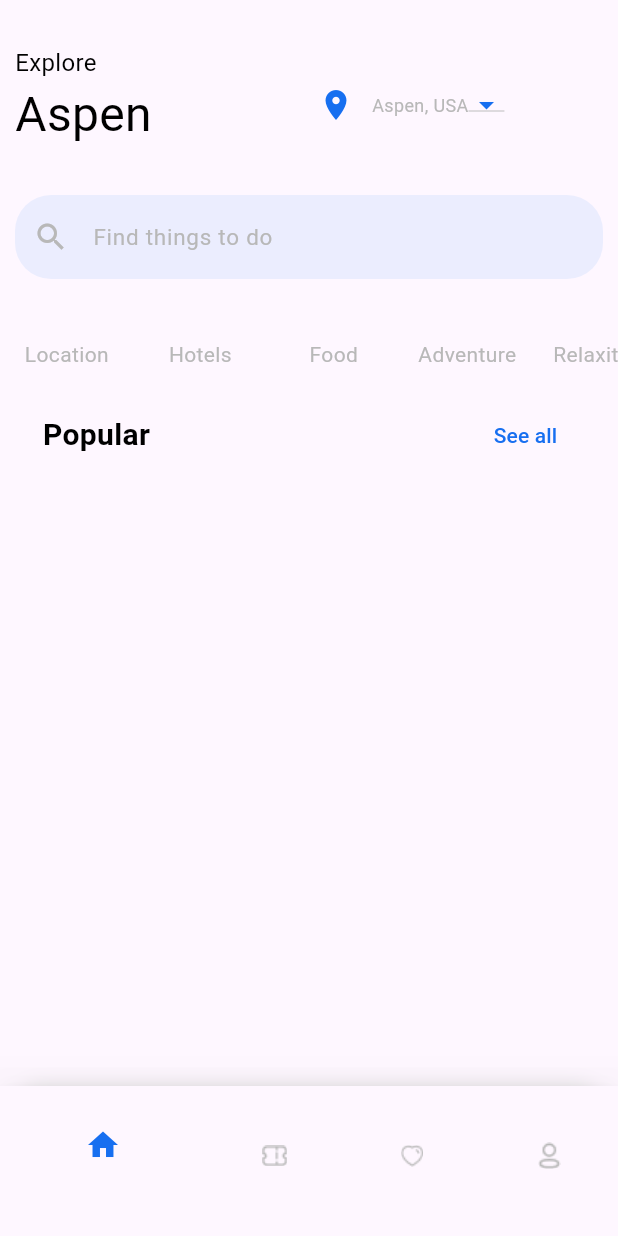
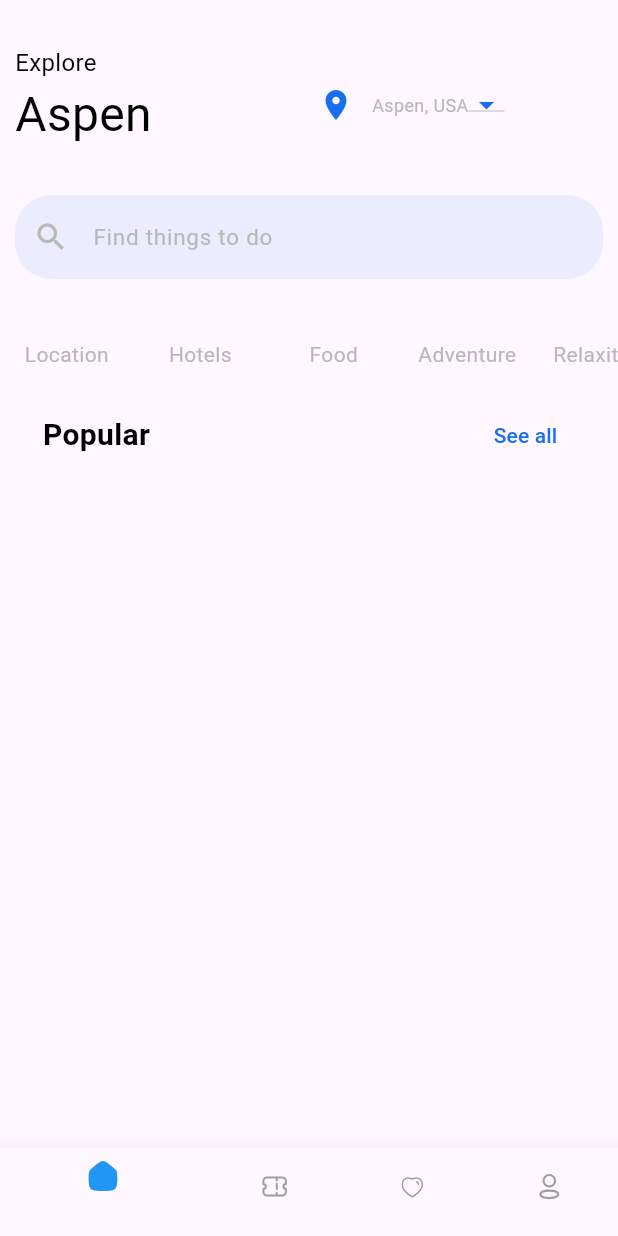
Before and after one commit to AiperiOrmonbekowa/Discover_Kyrgyz, a Flutter app: the HomeView screen opened directly, on a phone screen of 412 x 824 dp. Run offline on Flutter 3.47's test engine with Material 2 defaults, Android fonts, the light colour scheme and no system bars; our stand-ins replace flutter_native_splash, flutter_svg, go_router.

Commit message:
added home screen

```diff
--- a/discover_kyrgyz/lib/app/router/go_router.dart
+++ b/discover_kyrgyz/lib/app/router/go_router.dart
@@ -1,3 +1,4 @@
+import 'package:discover_kyrgyz/presention/home/home_view/home_view.dart';
 import 'package:discover_kyrgyz/presention/main/main_view.dart';
 import 'package:discover_kyrgyz/presention/signIn/google_sign_in.dart';
 import 'package:discover_kyrgyz/presention/signIn/sign_up.dart';
@@ -8,7 +9,7 @@ final goRouter = GoRouter(
     GoRoute(
       path: '/',
       name: 'home',
-      builder: (context, state) => const MainView(),
+      builder: (context, state) => const HomeView(),
       routes: [
         GoRoute(
           path: 'signUp',
--- a/discover_kyrgyz/lib/presention/home/constants/assets_const.dart
+++ b/discover_kyrgyz/lib/presention/home/constants/assets_const.dart
@@ -1,6 +1,6 @@
 class AssetsConst {
-  //static const homeBottomNavMenu = 'assets/icons/Home.svg';
-  static const heartBottomNavMenu = 'assets/icons/Heart.png';
-  static const ticketBottomNavMenu = 'assets/icons/Ticket.png';
-  static const profileBottomNavMenu = 'assets/icons/Profile.png';
+  static const homeBottomNavMenu = 'assets/icons/Home.svg';
+  static const heartBottomNavMenu = 'assets/icons/Heart.svg';
+  static const ticketBottomNavMenu = 'assets/icons/Ticket.svg';
+  static const profileBottomNavMenu = 'assets/icons/Profile.svg';
 }
--- a/discover_kyrgyz/lib/presention/home/home_view/home_view.dart
+++ b/discover_kyrgyz/lib/presention/home/home_view/home_view.dart
@@ -1,6 +1,10 @@
-import 'package:discover_kyrgyz/presention/home/widgets/home_bot_nav_bar.dart';
+import 'package:discover_kyrgyz/presention/home/bottom_nav_menu/heart.dart';
+import 'package:discover_kyrgyz/presention/home/bottom_nav_menu/profile.dart';
+import 'package:discover_kyrgyz/presention/home/bottom_nav_menu/ticket.dart';
+import 'package:discover_kyrgyz/presention/home/constants/assets_const.dart';
 import 'package:discover_kyrgyz/presention/home/widgets/home_view_appbar.dart';
 import 'package:flutter/material.dart';
+import 'package:flutter_svg/svg.dart';
 
 class HomeView extends StatefulWidget {
   const HomeView({super.key});
@@ -10,19 +14,58 @@ class HomeView extends StatefulWidget {
 }
 
 class _HomeViewState extends State<HomeView> {
-  int currentindex = 0;
-  final currentscreen = const [HomeViewAppBar()];
-  void screentap(int index) {
+  int _selectedIndex = 0;
+
+  static const List<Widget> _widgetOptions = <Widget>[
+    HomeViewAppBar(),
+    Ticket(),
+    Heart(),
+    Profile(),
+  ];
+  void _onItemTapped(int index) {
     setState(() {
-      currentindex = index;
+      _selectedIndex = index;
     });
   }
 
   @override
   Widget build(BuildContext context) {
     return Scaffold(
-      body: currentscreen[currentindex],
-      bottomNavigationBar: const HomeBottomNavigationBar(),
+      body: _widgetOptions[_selectedIndex],
+      bottomNavigationBar: BottomNavigationBar(
+        items: <BottomNavigationBarItem>[
+          BottomNavigationBarItem(
+            icon: SvgPicture.asset(
+              AssetsConst.homeBottomNavMenu,
+              color: _selectedIndex == 0 ? Colors.blue : Colors.grey,
+            ),
+            label: '',
+          ),
+          BottomNavigationBarItem(
+            icon: SvgPicture.asset(
+              AssetsConst.ticketBottomNavMenu,
+              color: _selectedIndex == 1 ? Colors.blue : Colors.grey,
+            ),
+            label: '',
+          ),
+          BottomNavigationBarItem(
+            icon: SvgPicture.asset(
+              AssetsConst.heartBottomNavMenu,
+              color: _selectedIndex == 2 ? Colors.blue : Colors.grey,
+            ),
+            label: '',
+          ),
+          BottomNavigationBarItem(
+            icon: SvgPicture.asset(
+              AssetsConst.profileBottomNavMenu,
+              color: _selectedIndex == 3 ? Colors.blue : Colors.grey,
+            ),
+            label: '',
+          ),
+        ],
+        currentIndex: _selectedIndex,
+        onTap: _onItemTapped,
+      ),
     );
   }
 }
--- a/discover_kyrgyz/pubspec.yaml
+++ b/discover_kyrgyz/pubspec.yaml
@@ -37,6 +37,7 @@ dependencies:
   cupertino_icons: ^1.0.2
   go_router: ^12.1.0
   flutter_native_splash: ^2.3.5
+  flutter_svg: ^2.0.9
 
 
 dev_dependencies:
```
Also changed, not shown: discover_kyrgyz/lib/presention/home/bottom_nav_menu/heart.dart (added, +17 -0 lines), discover_kyrgyz/lib/presention/home/bottom_nav_menu/profile.dart (added, +17 -0 lines), discover_kyrgyz/lib/presention/home/bottom_nav_menu/ticket.dart (added, +17 -0 lines), discover_kyrgyz/assets/icons/Heart.png (deleted), discover_kyrgyz/assets/icons/Heart.svg (added), discover_kyrgyz/assets/icons/Home.svg, discover_kyrgyz/assets/icons/Profile.png (deleted), discover_kyrgyz/assets/icons/Profile.svg (added), discover_kyrgyz/assets/icons/Ticket.png (deleted), discover_kyrgyz/assets/icons/Ticket.svg (added), discover_kyrgyz/pubspec.lock, 2 other files.
